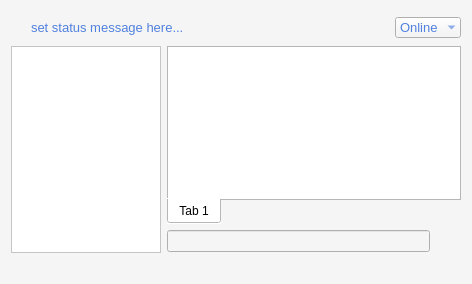
Old version of the form bin/data/ui/communications.ui in the repository realXtend/tundra.
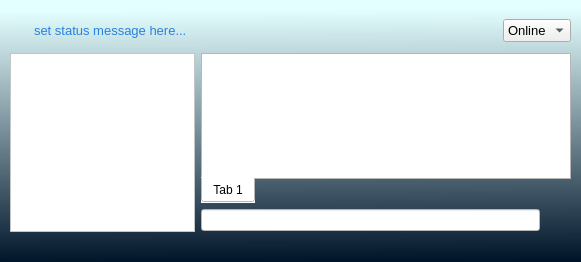
New version of the form.

Commit message: * New UI files (experimental) * Refactored logic to use parent QWidget more effectively, no more layouts and temp widgets inside classes that inherit QWidget and load from .ui file.

The edit to the form file:
```diff
--- a/bin/data/ui/communications.ui
+++ b/bin/data/ui/communications.ui
@@ -6,23 +6,23 @@
    <rect>
     <x>0</x>
     <y>0</y>
-    <width>472</width>
-    <height>284</height>
+    <width>581</width>
+    <height>262</height>
    </rect>
   </property>
-  <property name="minimumSize">
-   <size>
-    <width>472</width>
-    <height>284</height>
-   </size>
-  </property>
   <property name="windowTitle">
    <string>Communications</string>
   </property>
   <property name="styleSheet">
-   <string>background-color: rgb(245, 245, 245);</string>
+   <string>background-color: qlineargradient(spread:pad, x1:0.534, y1:1, x2:0.523, y2:0.0340909, stop:0 rgba(0,20, 41, 255), stop:1 rgba(228, 255, 255, 255));</string>
   </property>
-  <layout class="QVBoxLayout" name="verticalLayout_2">
+  <layout class="QVBoxLayout" name="verticalLayout_BottomContainer">
+   <property name="spacing">
+    <number>6</number>
+   </property>
+   <property name="margin">
+    <number>10</number>
+   </property>
    <item>
     <layout class="QHBoxLayout" name="horizontalLayout">
      <item>
@@ -34,13 +34,14 @@
            <property name="font">
             <font>
              <family>Plantagenet Cherokee</family>
-             <pointsize>16</pointsize>
+             <pointsize>20</pointsize>
              <weight>50</weight>
              <bold>false</bold>
             </font>
            </property>
            <property name="styleSheet">
-            <string>color: rgb(40, 129, 223);</string>
+            <string>color: rgb(40, 129, 223);
+background-color: rgba(255, 255, 255, 0);</string>
            </property>
           </widget>
          </item>
@@ -73,7 +74,8 @@
               </font>
              </property>
              <property name="styleSheet">
-              <string>color: rgb(80, 129, 223);</string>
+              <string>background-color: rgba(255, 255, 255, 0);
+color: rgb(40, 129, 223);</string>
              </property>
              <property name="text">
               <string>set status message here...</string>
@@ -124,10 +126,10 @@
               </font>
              </property>
              <property name="styleSheet">
-              <string>color: rgb(80, 129, 223);</string>
+              <string>background-color: rgb(240, 240, 240);</string>
              </property>
              <property name="frame">
-              <bool>false</bool>
+              <bool>true</bool>
              </property>
              <item>
               <property name="text">
@@ -156,46 +158,100 @@
         </layout>
        </item>
        <item>
-        <layout class="QHBoxLayout" name="horizontalLayout_3" stretch="1,3">
+        <layout class="QHBoxLayout" name="horizontalLayout_3" stretch="1,2">
          <item>
           <widget class="QListWidget" name="listWidget_Friends">
            <property name="minimumSize">
             <size>
-             <width>150</width>
+             <width>180</width>
              <height>0</height>
             </size>
            </property>
            <property name="palette">
             <palette>
              <active>
+              <colorrole role="Button">
+               <brush brushstyle="SolidPattern">
+                <color alpha="255">
+                 <red>255</red>
+                 <green>255</green>
+                 <blue>255</blue>
+                </color>
+               </brush>
+              </colorrole>
               <colorrole role="Base">
                <brush brushstyle="SolidPattern">
                 <color alpha="255">
-                 <red>245</red>
-                 <green>245</green>
-                 <blue>245</blue>
+                 <red>255</red>
+                 <green>255</green>
+                 <blue>255</blue>
+                </color>
+               </brush>
+              </colorrole>
+              <colorrole role="Window">
+               <brush brushstyle="SolidPattern">
+                <color alpha="255">
+                 <red>255</red>
+                 <green>255</green>
+                 <blue>255</blue>
                 </color>
                </brush>
               </colorrole>
              </active>
              <inactive>
+              <colorrole role="Button">
+               <brush brushstyle="SolidPattern">
+                <color alpha="255">
+                 <red>255</red>
+                 <green>255</green>
+                 <blue>255</blue>
+                </color>
+               </brush>
+              </colorrole>
               <colorrole role="Base">
                <brush brushstyle="SolidPattern">
                 <color alpha="255">
-                 <red>245</red>
-                 <green>245</green>
-                 <blue>245</blue>
+                 <red>255</red>
+                 <green>255</green>
+                 <blue>255</blue>
+                </color>
+               </brush>
+              </colorrole>
+              <colorrole role="Window">
+               <brush brushstyle="SolidPattern">
+                <color alpha="255">
+                 <red>255</red>
+                 <green>255</green>
+                 <blue>255</blue>
                 </color>
                </brush>
               </colorrole>
              </inactive>
              <disabled>
+              <colorrole role="Button">
+               <brush brushstyle="SolidPattern">
+                <color alpha="255">
+                 <red>255</red>
+                 <green>255</green>
+                 <blue>255</blue>
+                </color>
+               </brush>
+              </colorrole>
               <colorrole role="Base">
                <brush brushstyle="SolidPattern">
                 <color alpha="255">
-                 <red>230</red>
-                 <green>230</green>
-                 <blue>230</blue>
+                 <red>255</red>
+                 <green>255</green>
+                 <blue>255</blue>
+                </color>
+               </brush>
+              </colorrole>
+              <colorrole role="Window">
+               <brush brushstyle="SolidPattern">
+                <color alpha="255">
+                 <red>255</red>
+                 <green>255</green>
+                 <blue>255</blue>
                 </color>
                </brush>
               </colorrole>
@@ -214,34 +270,88 @@
              <property name="palette">
               <palette>
                <active>
+                <colorrole role="Button">
+                 <brush brushstyle="SolidPattern">
+                  <color alpha="255">
+                   <red>255</red>
+                   <green>255</green>
+                   <blue>255</blue>
+                  </color>
+                 </brush>
+                </colorrole>
                 <colorrole role="Base">
                  <brush brushstyle="SolidPattern">
                   <color alpha="255">
-                   <red>245</red>
-                   <green>245</green>
-                   <blue>245</blue>
+                   <red>255</red>
+                   <green>255</green>
+                   <blue>255</blue>
+                  </color>
+                 </brush>
+                </colorrole>
+                <colorrole role="Window">
+                 <brush brushstyle="SolidPattern">
+                  <color alpha="255">
+                   <red>255</red>
+                   <green>255</green>
+                   <blue>255</blue>
                   </color>
                  </brush>
                 </colorrole>
                </active>
                <inactive>
+                <colorrole role="Button">
+                 <brush brushstyle="SolidPattern">
+                  <color alpha="255">
+                   <red>255</red>
+                   <green>255</green>
+                   <blue>255</blue>
+                  </color>
+                 </brush>
+                </colorrole>
                 <colorrole role="Base">
                  <brush brushstyle="SolidPattern">
                   <color alpha="255">
-                   <red>245</red>
-                   <green>245</green>
-                   <blue>245</blue>
+                   <red>255</red>
+                   <green>255</green>
+                   <blue>255</blue>
+                  </color>
+                 </brush>
+                </colorrole>
+                <colorrole role="Window">
+                 <brush brushstyle="SolidPattern">
+                  <color alpha="255">
+                   <red>255</red>
+                   <green>255</green>
+                   <blue>255</blue>
                   </color>
                  </brush>
                 </colorrole>
                </inactive>
                <disabled>
+                <colorrole role="Button">
+                 <brush brushstyle="SolidPattern">
+                  <color alpha="255">
+                   <red>255</red>
+                   <green>255</green>
+                   <blue>255</blue>
+                  </color>
+                 </brush>
+                </colorrole>
                 <colorrole role="Base">
                  <brush brushstyle="SolidPattern">
                   <color alpha="255">
-                   <red>230</red>
-                   <green>230</green>
-                   <blue>230</blue>
+                   <red>255</red>
+                   <green>255</green>
+                   <blue>255</blue>
+                  </color>
+                 </brush>
+                </colorrole>
+                <colorrole role="Window">
+                 <brush brushstyle="SolidPattern">
+                  <color alpha="255">
+                   <red>255</red>
+                   <green>255</green>
+                   <blue>255</blue>
                   </color>
                  </brush>
                 </colorrole>
@@ -269,7 +379,7 @@
              <item>
               <widget class="QLineEdit" name="lineEdit_Message">
                <property name="styleSheet">
-                <string/>
+                <string>background-color: rgb(255, 255, 255);</string>
                </property>
                <property name="text">
                 <string/>
@@ -309,6 +419,10 @@
            <verstretch>0</verstretch>
           </sizepolicy>
          </property>
+         <property name="styleSheet">
+          <string>background-color: rgba(255, 255, 255, 0);
+color: rgb(255, 255, 255);</string>
+         </property>
         </widget>
        </item>
       </layout>
```
The commit also changes 2 other files.
